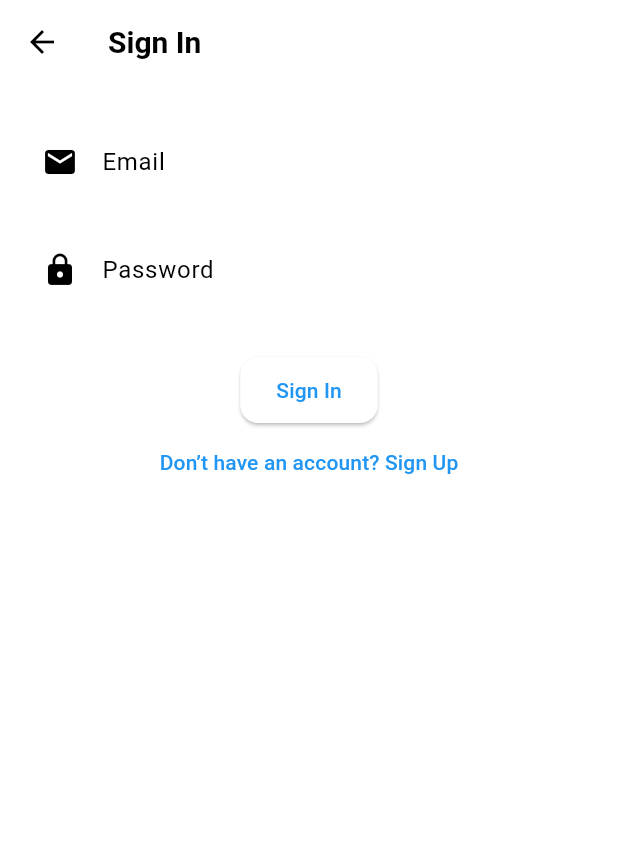
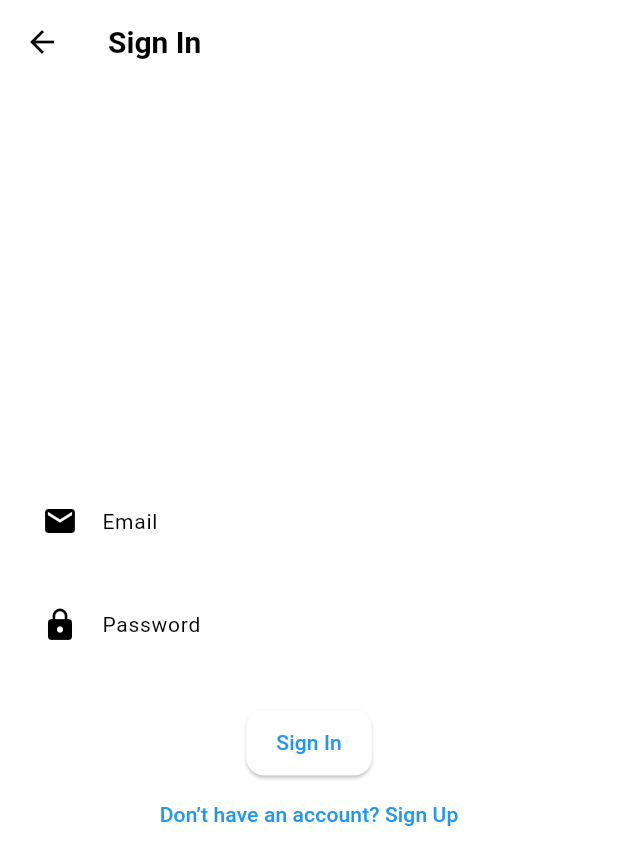
Before and after one commit to av1155/bridgechat, a Flutter app: the AuthScreen screen opened directly, on a phone screen of 412 x 824 dp. Shown: the top 865 px of the screen. Run offline on Flutter 3.47's test engine with Material 3 defaults, Android fonts, the phone set to English and light mode, and no system bars; our stand-ins replace cloud_firestore, firebase_auth, firebase_core; accounts and stored records are empty; Roboto replaces fonts that are missing (Montserrat).

Commit message:
Add responsive design and routing improvements
- Updated AuthScreen and other UI screens with responsive layout using
MediaQuery
- Added optional sign-up toggle to AuthScreen and routing support in
main.dart
- Enhanced iOS project setup to support CocoaPods and updated platform
target
- Minor refactors across chat and conversation screens for clarity and
consistency

```diff
--- a/lib/auth_screen.dart
+++ b/lib/auth_screen.dart
@@ -2,7 +2,9 @@ import 'package:flutter/material.dart';
 import 'auth_service.dart';
 
 class AuthScreen extends StatefulWidget {
-  const AuthScreen({super.key});
+  final bool isSignUp;
+
+  const AuthScreen({Key? key, this.isSignUp = false}) : super(key: key);
 
   @override
   State<AuthScreen> createState() => _AuthScreenState();
@@ -13,8 +15,14 @@ class _AuthScreenState extends State<AuthScreen> {
   final _formKey = GlobalKey<FormState>();
   String _email = '';
   String _password = '';
-  String _username = ''; // Variable for username.
+  String _username = '';
   bool _isSignUp = false;
+
+  @override
+  void initState() {
+    super.initState();
+    _isSignUp = widget.isSignUp;
+  }
 
   void _toggleForm() {
     setState(() {
@@ -44,9 +52,17 @@ class _AuthScreenState extends State<AuthScreen> {
 
   @override
   Widget build(BuildContext context) {
+    // Responsive logic
+    final Size screenSize = MediaQuery.of(context).size;
+    final bool isMobile = screenSize.width < 600;
+
     return Scaffold(
       appBar: AppBar(title: Text(_isSignUp ? 'Sign Up' : 'Sign In')),
-      body: SingleChildScrollView(
+      body: Center(
+        // Constrain width to avoid stretching on desktop
+        child: ConstrainedBox(
+          constraints: const BoxConstraints(maxWidth: 600),
+          child: SingleChildScrollView(
             padding: const EdgeInsets.all(16.0),
             child: Form(
               key: _formKey,
@@ -56,14 +72,16 @@ class _AuthScreenState extends State<AuthScreen> {
                     Padding(
                       padding: const EdgeInsets.symmetric(vertical: 8.0),
                       child: TextFormField(
-                    decoration: const InputDecoration(
+                        style: TextStyle(fontSize: isMobile ? 14 : 16),
+                        decoration: InputDecoration(
                           labelText: 'Username',
-                      prefixIcon: Icon(Icons.person),
+                          prefixIcon: const Icon(Icons.person),
+                          labelStyle: TextStyle(fontSize: isMobile ? 14 : 16),
                         ),
                         onSaved: (value) => _username = value!.trim(),
                         validator:
                             (value) =>
-                            value == null || value.isEmpty
+                                (value == null || value.isEmpty)
                                     ? 'Enter a username'
                                     : null,
                       ),
@@ -71,14 +89,16 @@ class _AuthScreenState extends State<AuthScreen> {
                   Padding(
                     padding: const EdgeInsets.symmetric(vertical: 8.0),
                     child: TextFormField(
-                  decoration: const InputDecoration(
+                      style: TextStyle(fontSize: isMobile ? 14 : 16),
+                      decoration: InputDecoration(
                         labelText: 'Email',
-                    prefixIcon: Icon(Icons.email),
+                        prefixIcon: const Icon(Icons.email),
+                        labelStyle: TextStyle(fontSize: isMobile ? 14 : 16),
                       ),
                       onSaved: (value) => _email = value!.trim(),
                       validator:
                           (value) =>
-                          value == null || value.isEmpty
+                              (value == null || value.isEmpty)
                                   ? 'Enter an email'
                                   : null,
                     ),
@@ -86,15 +106,17 @@ class _AuthScreenState extends State<AuthScreen> {
                   Padding(
                     padding: const EdgeInsets.symmetric(vertical: 8.0),
                     child: TextFormField(
-                  decoration: const InputDecoration(
+                      style: TextStyle(fontSize: isMobile ? 14 : 16),
+                      decoration: InputDecoration(
                         labelText: 'Password',
-                    prefixIcon: Icon(Icons.lock),
+                        prefixIcon: const Icon(Icons.lock),
+                        labelStyle: TextStyle(fontSize: isMobile ? 14 : 16),
                       ),
                       obscureText: true,
                       onSaved: (value) => _password = value!.trim(),
                       validator:
                           (value) =>
-                          value != null && value.length < 6
+                              (value != null && value.length < 6)
                                   ? 'Password too short'
                                   : null,
                     ),
@@ -102,7 +124,16 @@ class _AuthScreenState extends State<AuthScreen> {
                   const SizedBox(height: 20),
                   ElevatedButton(
                     onPressed: _submit,
-                child: Text(_isSignUp ? 'Sign Up' : 'Sign In'),
+                    style: ElevatedButton.styleFrom(
+                      padding: EdgeInsets.symmetric(
+                        horizontal: isMobile ? 20 : 30,
+                        vertical: isMobile ? 12 : 16,
+                      ),
+                    ),
+                    child: Text(
+                      _isSignUp ? 'Sign Up' : 'Sign In',
+                      style: TextStyle(fontSize: isMobile ? 14 : 16),
+                    ),
                   ),
                   TextButton(
                     onPressed: _toggleForm,
@@ -110,12 +141,15 @@ class _AuthScreenState extends State<AuthScreen> {
                       _isSignUp
                           ? 'Already have an account? Sign In'
                           : 'Don’t have an account? Sign Up',
+                      style: TextStyle(fontSize: isMobile ? 14 : 16),
                     ),
                   ),
                 ],
               ),
             ),
           ),
+        ),
+      ),
     );
   }
 }
```
Also changed, not shown: lib/chat_screen.dart (+27 -10 lines), lib/conversation_selection.dart (+29 -9 lines), lib/main.dart (+11 -4 lines), lib/new_conversation_screen.dart (+33 -9 lines), lib/recent_conversations_screen.dart (+24 -11 lines), 4 other files. Lines whose indentation alone changed are shown as unchanged.
